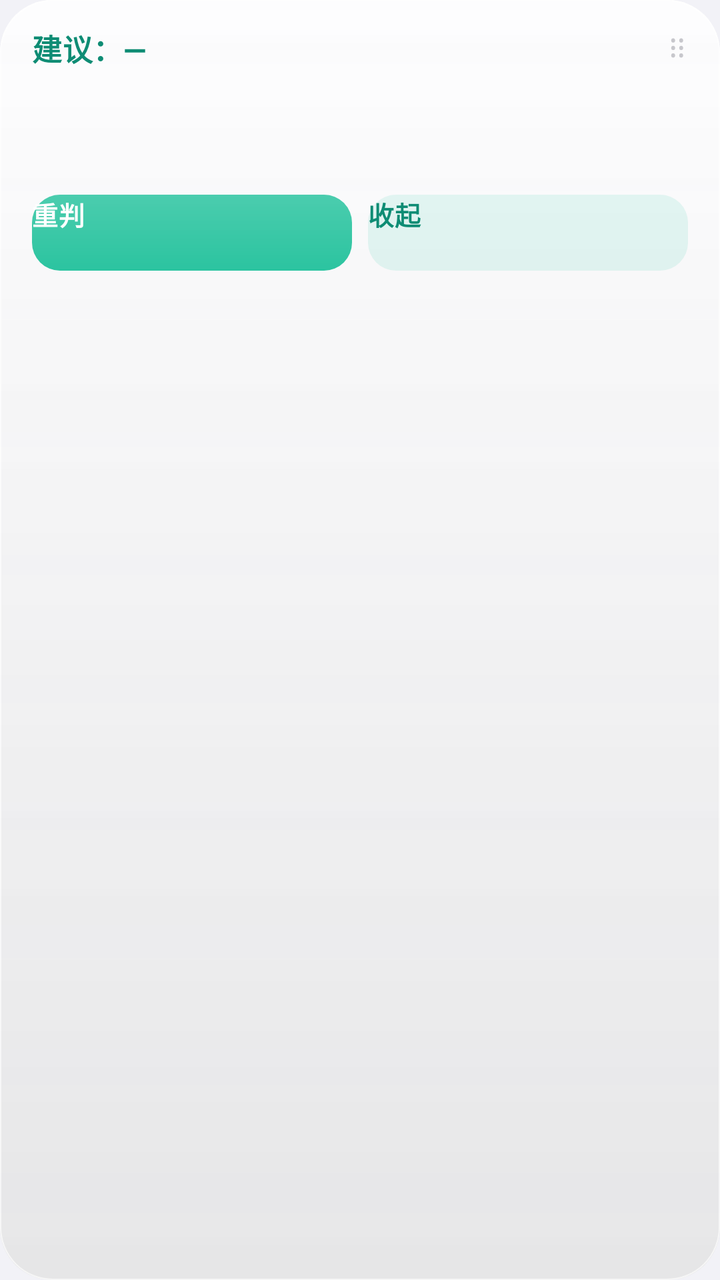
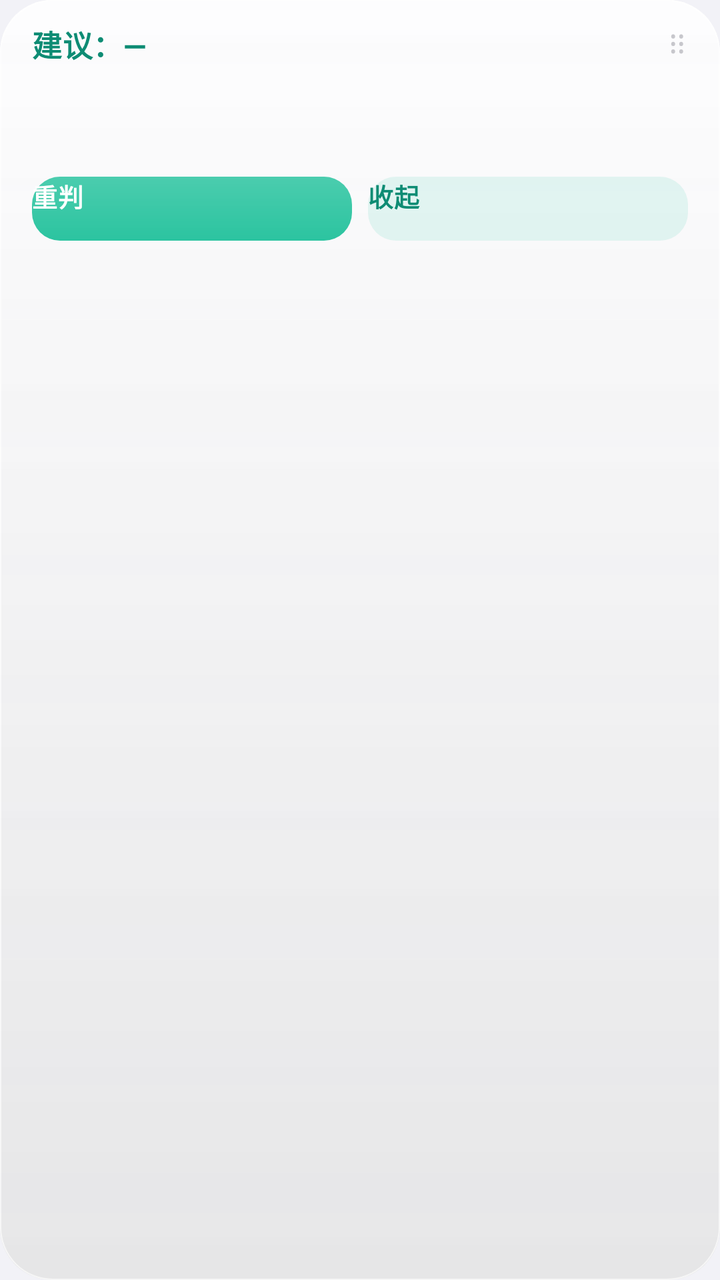

Screens rendered from an Android XML layout before and after an edit, with the pre-edit source and the edit as a unified diff.
<!-- AndroidManifest.xml: application theme AppTheme -->
<!-- res/layout/decision_card.xml -->
<?xml version="1.0" encoding="utf-8"?>
<LinearLayout xmlns:android="http://schemas.android.com/apk/res/android"
    android:layout_width="match_parent"
    android:layout_height="wrap_content"
    android:background="@drawable/bg_card"
    android:orientation="vertical"
    android:paddingLeft="16dp"
    android:paddingRight="16dp"
    android:paddingTop="13dp"
    android:paddingBottom="11dp">

    <LinearLayout
        android:id="@+id/card_header"
        android:layout_width="match_parent"
        android:layout_height="wrap_content"
        android:gravity="center_vertical"
        android:orientation="horizontal">

        <TextView
            android:id="@+id/card_headline"
            android:layout_width="0dp"
            android:layout_height="wrap_content"
            android:layout_weight="1"
            android:ellipsize="end"
            android:maxLines="1"
            android:letterSpacing="0.01"
            android:text="建议：—"
            android:textColor="#FF0E8C74"
            android:textSize="15sp"
            android:textStyle="bold" />

        <TextView
            android:id="@+id/card_drag"
            android:layout_width="wrap_content"
            android:layout_height="wrap_content"
            android:paddingLeft="8dp"
            android:paddingRight="0dp"
            android:text="⠿"
            android:textColor="#FFC7C7CC"
            android:textSize="15sp" />
    </LinearLayout>

    <TextView
        android:id="@+id/card_body"
        android:layout_width="match_parent"
        android:layout_height="wrap_content"
        android:layout_marginTop="9dp"
        android:lineSpacingExtra="3dp"
        android:text=""
        android:textColor="#FF1C1C1E"
        android:textSize="13.5sp" />

    <TextView
        android:id="@+id/card_meta"
        android:layout_width="match_parent"
        android:layout_height="wrap_content"
        android:layout_marginTop="9dp"
        android:text=""
        android:textColor="#FF8E8E93"
        android:textSize="11sp" />

    <LinearLayout
        android:layout_width="match_parent"
        android:layout_height="wrap_content"
        android:layout_marginTop="11dp"
        android:orientation="horizontal">

        <Button
            android:id="@+id/card_again"
            android:layout_width="0dp"
            android:layout_height="38dp"
            android:layout_weight="1"
            android:background="@drawable/bg_btn_primary"
            android:letterSpacing="0.02"
            android:text="重判"
            android:textAllCaps="false"
            android:textColor="#FFFFFFFF"
            android:textSize="13sp"
            android:textStyle="bold" />

        <Button
            android:id="@+id/card_collapse"
            android:layout_width="0dp"
            android:layout_height="38dp"
            android:layout_marginLeft="8dp"
            android:layout_weight="1"
            android:background="@drawable/bg_btn_ghost"
            android:letterSpacing="0.02"
            android:text="收起"
            android:textAllCaps="false"
            android:textColor="#FF0E8C74"
            android:textSize="13sp"
            android:textStyle="bold" />
    </LinearLayout>
</LinearLayout>
<!-- resources referenced by this layout -->
<resources>
  <!-- drawable bg_btn_ghost (drawable) -->
  <?xml version="1.0" encoding="utf-8"?>
  <shape xmlns:android="http://schemas.android.com/apk/res/android"
      android:shape="rectangle">
      <solid android:color="#1F2BC4A0" />
      <corners android:radius="14dp" />
  </shape>
  <!-- drawable bg_btn_primary (drawable) -->
  <?xml version="1.0" encoding="utf-8"?>
  <layer-list xmlns:android="http://schemas.android.com/apk/res/android">
      <item>
          <shape android:shape="rectangle">
              <solid android:color="#FF2BC4A0" />
              <corners android:radius="14dp" />
          </shape>
      </item>
      <item>
          <shape android:shape="rectangle">
              <gradient
                  android:angle="270"
                  android:startColor="#26FFFFFF"
                  android:endColor="#00FFFFFF"
                  android:type="linear" />
              <corners android:radius="14dp" />
          </shape>
      </item>
  </layer-list>
  <!-- drawable bg_card (drawable) -->
  <?xml version="1.0" encoding="utf-8"?>
  <layer-list xmlns:android="http://schemas.android.com/apk/res/android">
  
      
      <item>
          <shape android:shape="rectangle">
              <solid android:color="#E0FFFFFF" />
              <corners android:radius="26dp" />
          </shape>
      </item>
  
      
      <item>
          <shape android:shape="rectangle">
              <gradient
                  android:angle="270"
                  android:startColor="#45FFFFFF"
                  android:centerColor="#16FFFFFF"
                  android:endColor="#00FFFFFF"
                  android:type="linear" />
              <corners android:radius="26dp" />
          </shape>
      </item>
  
      
      <item>
          <shape android:shape="rectangle">
              <gradient
                  android:angle="90"
                  android:startColor="#128E8E93"
                  android:endColor="#008E8E93"
                  android:type="linear" />
              <corners android:radius="26dp" />
          </shape>
      </item>
  
      
      <item>
          <shape android:shape="rectangle">
              <gradient
                  android:angle="270"
                  android:startColor="#00000000"
                  android:endColor="#0F000000"
                  android:type="linear" />
              <corners android:radius="26dp" />
              <size android:height="26dp" />
          </shape>
      </item>
  
      
      <item>
          <shape android:shape="rectangle">
              <stroke android:width="0.5dp" android:color="#A6FFFFFF" />
              <corners android:radius="26dp" />
          </shape>
      </item>
  </layer-list>
  <style name="AppTheme" parent="@android:style/Theme.Material.Light.NoActionBar">
          <item name="android:windowBackground">#FFF2F2F7</item>
          <item name="android:colorBackground">#FFF2F2F7</item>
          <item name="android:textColorPrimary">#FF1C1C1E</item>
          <item name="android:textColorSecondary">#FF8E8E93</item>
          <item name="android:colorAccent">#FF2BC4A0</item>
          <item name="android:statusBarColor">#FFF2F2F7</item>
          <item name="android:navigationBarColor">#FFF2F2F7</item>
          <item name="android:windowLightStatusBar">true</item>
          <item name="android:windowLightNavigationBar">true</item>
      </style>
</resources>

<!-- the commit's change to res/layout/decision_card.xml (unified diff, before → after) -->
@@ -6,8 +6,8 @@
     android:orientation="vertical"
     android:paddingLeft="16dp"
     android:paddingRight="16dp"
-    android:paddingTop="13dp"
-    android:paddingBottom="11dp">
+    android:paddingTop="11dp"
+    android:paddingBottom="9dp">
 
     <LinearLayout
         android:id="@+id/card_header"
@@ -44,8 +44,8 @@
         android:id="@+id/card_body"
         android:layout_width="match_parent"
         android:layout_height="wrap_content"
-        android:layout_marginTop="9dp"
-        android:lineSpacingExtra="3dp"
+        android:layout_marginTop="7dp"
+        android:lineSpacingExtra="2dp"
         android:text=""
         android:textColor="#FF1C1C1E"
         android:textSize="13.5sp" />
@@ -54,7 +54,7 @@
         android:id="@+id/card_meta"
         android:layout_width="match_parent"
         android:layout_height="wrap_content"
-        android:layout_marginTop="9dp"
+        android:layout_marginTop="6dp"
         android:text=""
         android:textColor="#FF8E8E93"
         android:textSize="11sp" />
@@ -62,26 +62,26 @@
     <LinearLayout
         android:layout_width="match_parent"
         android:layout_height="wrap_content"
-        android:layout_marginTop="11dp"
+        android:layout_marginTop="9dp"
         android:orientation="horizontal">
 
         <Button
             android:id="@+id/card_again"
             android:layout_width="0dp"
-            android:layout_height="38dp"
+            android:layout_height="32dp"
             android:layout_weight="1"
             android:background="@drawable/bg_btn_primary"
             android:letterSpacing="0.02"
             android:text="重判"
             android:textAllCaps="false"
             android:textColor="#FFFFFFFF"
-            android:textSize="13sp"
+            android:textSize="12.5sp"
             android:textStyle="bold" />
 
         <Button
             android:id="@+id/card_collapse"
             android:layout_width="0dp"
-            android:layout_height="38dp"
+            android:layout_height="32dp"
             android:layout_marginLeft="8dp"
             android:layout_weight="1"
             android:background="@drawable/bg_btn_ghost"
@@ -89,7 +89,7 @@
             android:text="收起"
             android:textAllCaps="false"
             android:textColor="#FF0E8C74"
-            android:textSize="13sp"
+            android:textSize="12.5sp"
             android:textStyle="bold" />
     </LinearLayout>
 </LinearLayout>
